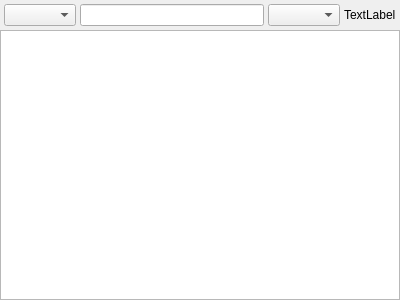
Above: src/home/flibrary/ui/TreeView.ui from heimdallr/books before the change. Below: the same form after it.
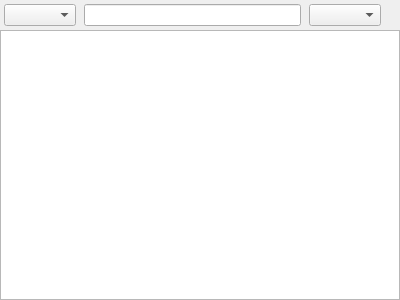
That is the form after the change.

What changed in the file:
```diff
--- a/src/home/flibrary/ui/TreeView.ui
+++ b/src/home/flibrary/ui/TreeView.ui
@@ -32,7 +32,7 @@
    <item>
     <layout class="QHBoxLayout" name="horizontalLayout">
      <property name="spacing">
-      <number>4</number>
+      <number>8</number>
      </property>
      <property name="leftMargin">
       <number>4</number>
@@ -67,7 +67,13 @@
      <item>
       <widget class="QLabel" name="lblCount">
        <property name="text">
-        <string notr="true">TextLabel</string>
+        <string notr="true"/>
+       </property>
+       <property name="alignment">
+        <set>Qt::AlignRight|Qt::AlignTrailing|Qt::AlignVCenter</set>
+       </property>
+       <property name="margin">
+        <number>0</number>
        </property>
       </widget>
      </item>
```
